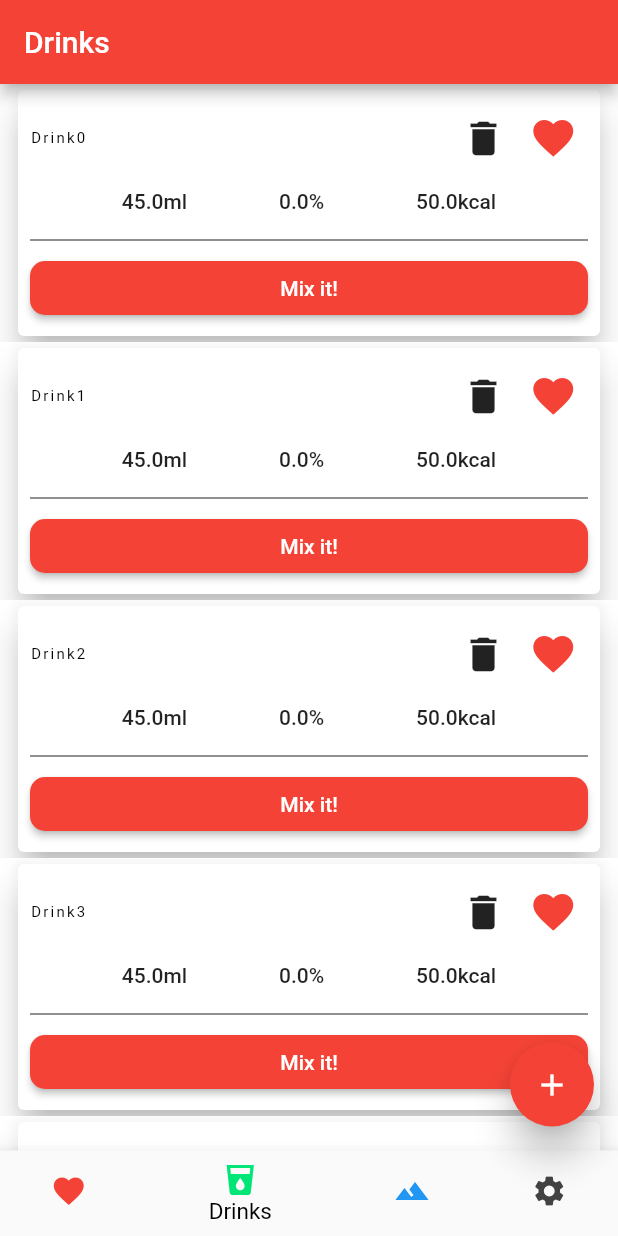
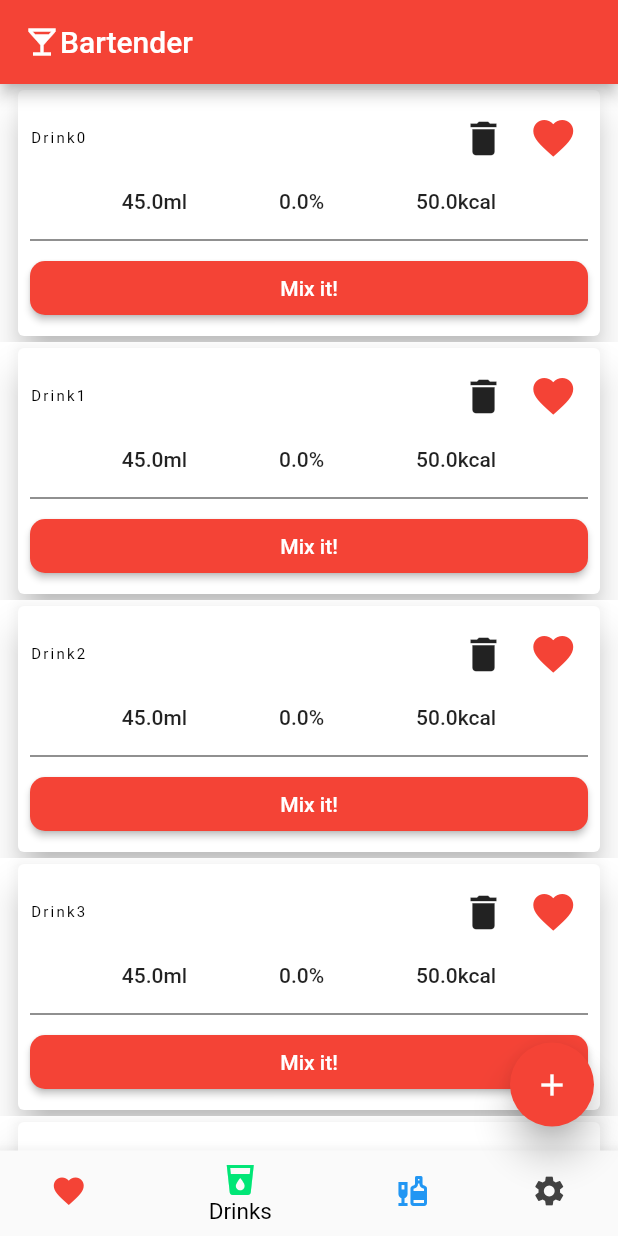
Before and after one commit to Warlord3/Bartender, a Flutter app: the screen it shows after launch, item 2 of the bottom bar chosen, on a phone screen of 412 x 824 dp. Run offline on Flutter 3.47's test engine with Material 2 defaults, Android fonts, the phone set to English and light mode, and no system bars; our stand-ins replace shared_preferences; missing offline and left inert: keyboard_visibility; statements that could not run were skipped.

Commit message:
Changed icons and app title for better understanding

```diff
--- a/App/lib/Pages/PageRouter.dart
+++ b/App/lib/Pages/PageRouter.dart
@@ -20,7 +20,12 @@ class _PageRouterState extends State<PageRouter> {
     return Scaffold(
       resizeToAvoidBottomInset: false,
       appBar: AppBar(
-        title: Text("Drinks"),
+        title: Row(
+          children: [
+            Icon(Icons.local_bar),
+            Text("Bartender"),
+          ],
+        ),
       ),
       body: SafeArea(
         child: Navigator(
@@ -35,7 +40,7 @@ class _PageRouterState extends State<PageRouter> {
               case "/Drinks":
                 page = DrinksPage();
                 break;
-              case "/Ingredients":
+              case "/Beverages":
                 page = BeveragePage();
                 break;
               case "/Settings":
@@ -74,10 +79,10 @@ class _PageRouterState extends State<PageRouter> {
           ),
           BottomNavigationBarItem(
             icon: Icon(
-              Icons.terrain,
+              Icons.liquor,
               color: Colors.blue,
             ),
-            title: Text("Ingredients"),
+            title: Text("Beverages"),
           ),
           BottomNavigationBarItem(
             icon: Icon(
@@ -111,7 +116,7 @@ class _PageRouterState extends State<PageRouter> {
 
             break;
           case 2:
-            _navigatorKey.currentState.pushNamed("/Ingredients");
+            _navigatorKey.currentState.pushNamed("/Beverages");
             break;
           case 3:
             _navigatorKey.currentState.pushNamed("/Settings");
```
